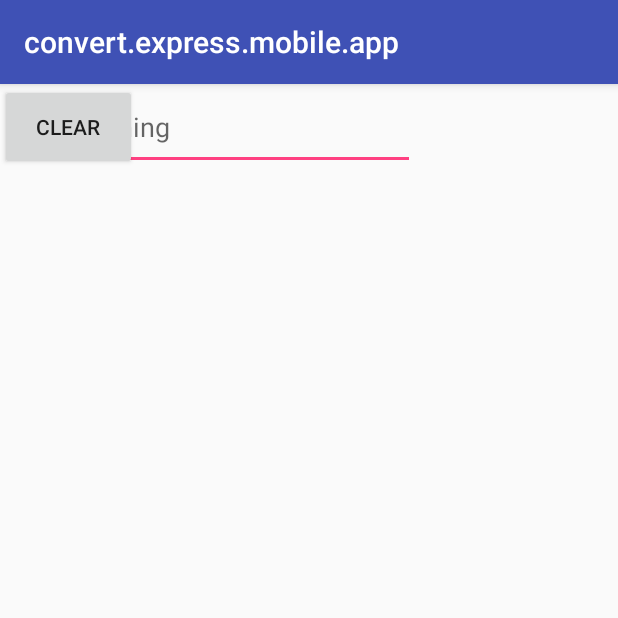
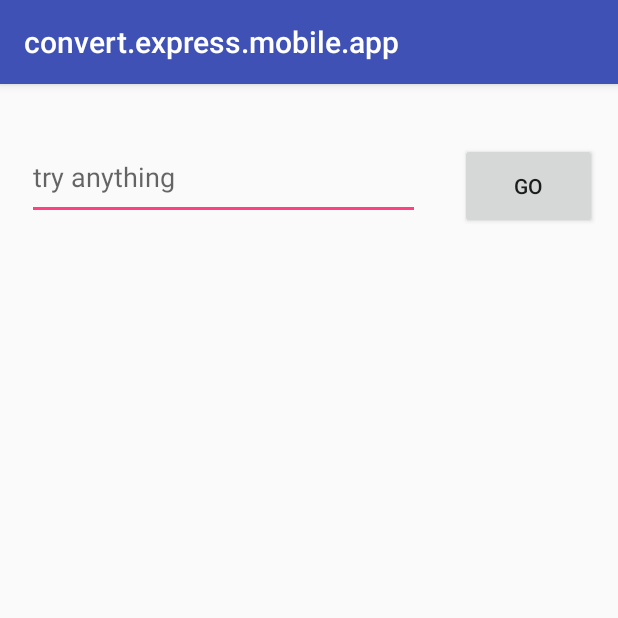
Before and after one commit to KristofferRisa/MOB-obligatorisk, an Android app: the screen it shows after launch (MainActivity), on a phone screen of 412 x 824 dp, the top half of it. Run offline under Robolectric (Android 15) with nearby library versions, the phone set to English and light mode, and no system bars; 1 statement that could not run was skipped.

Commit message:
Lagt til GUI elementer og starter på klasse for å hente valutaer

```diff
--- a/convert.express.mobile/app/src/main/AndroidManifest.xml
+++ b/convert.express.mobile/app/src/main/AndroidManifest.xml
@@ -16,6 +16,8 @@
                 <category android:name="android.intent.category.LAUNCHER" />
             </intent-filter>
         </activity>
+        <uses-permission android:name="android.permission.INTERNET"></uses-permission>
+        <uses-permission android:name="android.permission.ACCESS_NETWORK_STATE"></uses-permission>
     </application>
 
 </manifest>
--- a/convert.express.mobile/app/src/main/java/express/convert/convertexpressmobileapp/MainActivity.java
+++ b/convert.express.mobile/app/src/main/java/express/convert/convertexpressmobileapp/MainActivity.java
@@ -1,11 +1,32 @@
 package express.convert.convertexpressmobileapp;
+import android.app.ProgressDialog;
+import android.os.AsyncTask;
 import android.support.v7.app.AppCompatActivity;
 import android.os.Bundle;
 import android.util.Log;
+import android.view.View;
+import android.widget.ArrayAdapter;
+import android.widget.Button;
+import android.widget.EditText;
+import android.widget.ListView;
+
+import java.io.BufferedReader;
+import java.io.IOException;
+import java.io.InputStream;
+import java.io.InputStreamReader;
+import java.net.HttpURLConnection;
+import java.net.MalformedURLException;
+import java.net.URL;
+import java.util.ArrayList;
 
 public class MainActivity extends AppCompatActivity {
 
     private static final String TAG = "Convert.Express.Mobile";
+
+    EditText input;
+    ListView results;
+    ArrayAdapter<String> adapter;
+    ArrayList<String> listItems;
 
     @Override
     protected void onStart() {
@@ -18,9 +39,101 @@ public class MainActivity extends AppCompatActivity {
         super.onCreate(savedInstanceState);
         setContentView(R.layout.activity_main);
 
-        input =
         Log.i(TAG,"onCreate");
+        adapter = null;
+        Button goButton = (Button)findViewById(R.id.goButton);
+        input = (EditText)findViewById(R.id.input);
+        listItems = new ArrayList<String>();
+        //listItems.add("TEST");
+        adapter = new ArrayAdapter<String>(this,
+                android.R.layout.simple_list_item_1
+                , listItems);
+
+        results = (ListView) findViewById(R.id.results);
+
+        results.setAdapter(adapter);
+
+        new Currencies().execute("https://api.fixer.io/latest?base=NOK&symbols=USD");
+
+        goButton.setOnClickListener(new View.OnClickListener()
+        {
+            @Override
+            public void onClick(View view)
+            {
+                listItems.clear();
+                Log.i(TAG, input.getText().toString());
+                listItems.add(input.getText().toString());
+                adapter.notifyDataSetChanged();
+            }
+        });
+
 
 
     }
+
+    class Currencies extends AsyncTask<String, String, String> {
+
+        ProgressDialog pd;
+
+        protected void onPreExecute() {
+            super.onPreExecute();
+
+        }
+
+        @Override
+        protected String doInBackground(String... params) {
+
+            HttpURLConnection connection = null;
+            BufferedReader reader = null;
+            String url_select = "http://api.fixer.io/latest"; //?base={searchParameters.BaseIso}&symbols={searchParameters.ToIso}";
+            try {
+                URL url = new URL(params[0]);
+                Log.i(TAG,"URL = " + params[0]);
+                connection = (HttpURLConnection) url.openConnection();
+                connection.connect();
+
+
+                InputStream stream = connection.getInputStream();
+
+                reader = new BufferedReader(new InputStreamReader(stream));
+
+                StringBuffer buffer = new StringBuffer();
+                String line = "";
+
+                while ((line = reader.readLine()) != null) {
+                    buffer.append(line+"\n");
+                    Log.d("Response: ", "> " + line);   //here u ll get whole response...... :-)
+
+                }
+
+                return buffer.toString();
+
+
+            } catch (MalformedURLException e) {
+                e.printStackTrace();
+            } catch (IOException e) {
+                e.printStackTrace();
+            } finally {
+                if (connection != null) {
+                    connection.disconnect();
+                }
+                try {
+                    if (reader != null) {
+                        reader.close();
+                    }
+                } catch (IOException e) {
+                    e.printStackTrace();
+                }
+            }
+            return null;
+        }
+
+        @Override
+        protected void onPostExecute(String result) {
+            super.onPostExecute(result);
+            if (pd.isShowing()){
+                pd.dismiss();
+            }
+        }
+    }
 }
--- a/convert.express.mobile/app/src/main/res/layout/activity_main.xml
+++ b/convert.express.mobile/app/src/main/res/layout/activity_main.xml
@@ -1,37 +1,39 @@
 <?xml version="1.0" encoding="utf-8"?>
-<android.support.constraint.ConstraintLayout xmlns:android="http://schemas.android.com/apk/res/android"
-    xmlns:app="http://schemas.android.com/apk/res-auto"
-    xmlns:tools="http://schemas.android.com/tools"
-    android:layout_width="match_parent"
-    android:layout_height="match_parent"
-    tools:context="express.convert.convertexpressmobileapp.MainActivity">
+<RelativeLayout xmlns:android="http://schemas.android.com/apk/res/android"
+    android:layout_width="fill_parent"
+    android:layout_height="fill_parent"
+    android:orientation="vertical">
 
     <EditText
-        android:id="@+id/editText"
+        android:id="@+id/input"
         android:layout_width="262dp"
         android:layout_height="57dp"
         android:ems="10"
         android:hint="try anything"
         android:inputType="text"
-        tools:layout_constraintRight_creator="1"
-        app:layout_constraintRight_toRightOf="parent"
-        tools:layout_constraintLeft_creator="1"
-        app:layout_constraintLeft_toLeftOf="parent"
-        app:layout_constraintHorizontal_bias="0.096"
-        tools:layout_editor_absoluteY="24dp" />
+        android:layout_marginStart="18dp"
+        android:layout_marginTop="33dp"
+        android:layout_alignParentTop="true"
+        android:layout_alignParentStart="true" />
 
     <Button
-        android:id="@+id/button"
+        android:id="@+id/goButton"
         android:layout_width="91dp"
         android:layout_height="57dp"
-        android:text="clear"
-        tools:layout_editor_absoluteX="280dp"
-        tools:layout_editor_absoluteY="24dp" />
+        android:text="GO"
+        android:layout_marginLeft="83dp"
+        android:layout_alignTop="@+id/input"
+        android:layout_alignParentEnd="true"
+        android:layout_marginEnd="14dp"
+        android:layout_marginTop="6dp" />
 
     <ListView
-        android:layout_width="0dp"
-        android:layout_height="8dp"
-        tools:layout_editor_absoluteX="0dp"
-        tools:layout_editor_absoluteY="134dp" />
+        android:id="@+id/results"
+        android:layout_width="wrap_content"
+        android:layout_height="450dp"
+        android:layout_marginTop="100dp"
+        android:layout_above="@+id/input"
+        android:layout_alignParentBottom="true"
+        android:layout_alignParentEnd="true" />
 
-</android.support.constraint.ConstraintLayout>
+</RelativeLayout>
```
Also changed, not shown: convert.express.mobile/app/src/main/java/express/convert/convertexpressmobileapp/Currencies.java (added, +19 -0 lines).
